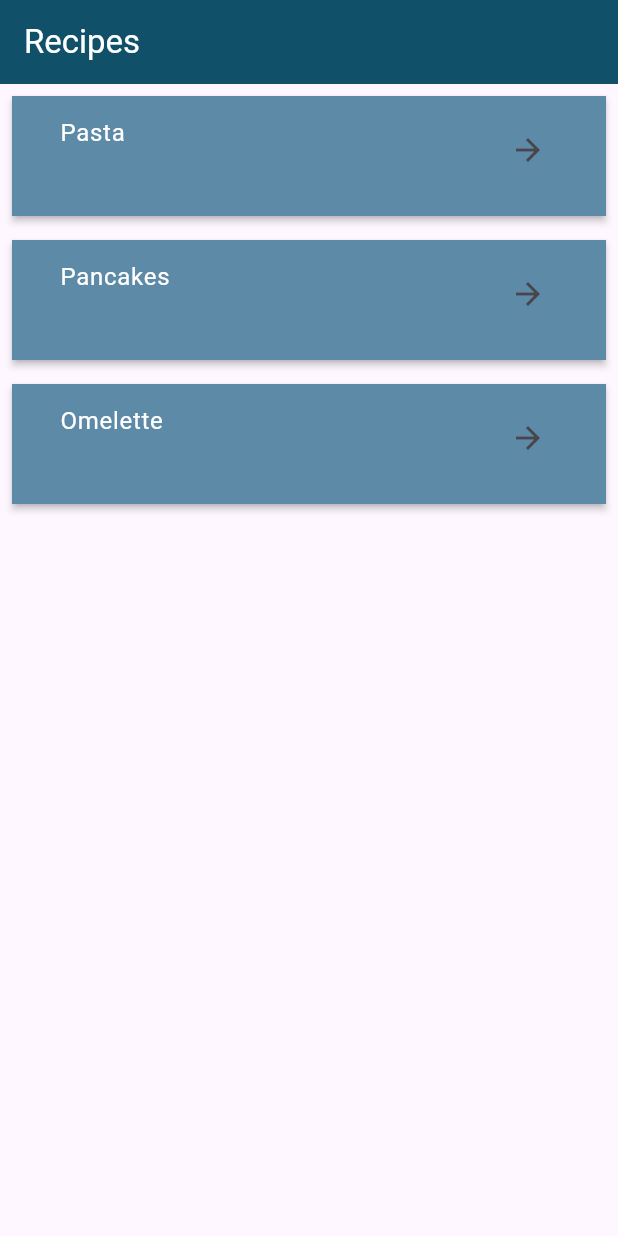
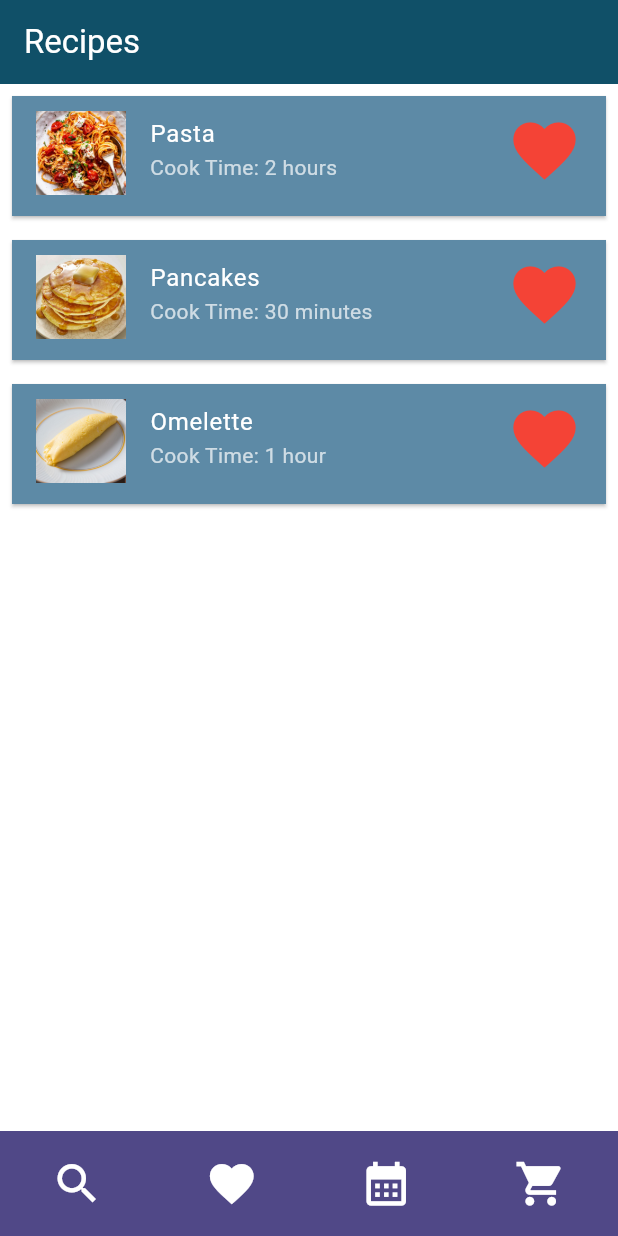
Before and after one commit to CelineSelke/group18_project1, a Flutter app: the screen it shows after launch, on a phone screen of 412 x 824 dp. Run offline on Flutter 3.47's test engine with Material 3 defaults, Android fonts, the light colour scheme and no system bars; our stand-ins replace sqflite; accounts and stored records are empty.

Commit message:
added footer/formatting

```diff
--- a/lib/main.dart
+++ b/lib/main.dart
@@ -2,7 +2,50 @@
 import 'database_helper.dart';
 
 void main() {
-  runApp(const MyApp());
+  runApp(
+    MaterialApp(
+      builder: (context, child) {
+        return Scaffold(
+          body: Stack(
+            children: [
+              Padding(
+                padding: const EdgeInsets.only(bottom: 60),
+                child: child!,
+              ),
+              const Positioned(
+                bottom: 0,
+                left: 0,
+                right: 0,
+                child: AppFooter(),
+              ),
+            ],
+          ),
+        );
+      },
+      home: MyApp(),
+    ),
+  );
+}
+
+class AppFooter extends StatelessWidget {
+  const AppFooter({super.key});
+
+  @override
+  Widget build(BuildContext context) {
+    return Container(
+      height: 70,
+      color: Color(0xFF504887),
+      child: const Row(
+        mainAxisAlignment: MainAxisAlignment.spaceAround,
+        children: [
+          Icon(Icons.search, color: Colors.white, size: 35),
+          Icon(Icons.favorite, color: Colors.white, size: 35),
+          Icon(Icons.calendar_month, color: Colors.white, size: 35),
+          Icon(Icons.shopping_cart, color: Colors.white, size: 35),
+        ],
+      ),
+    );
+  }
 }
 
 class MyApp extends StatelessWidget {
@@ -12,7 +55,7 @@
     return MaterialApp(
       title: 'Recipe Book',
       theme: ThemeData(
-        colorScheme: ColorScheme.fromSeed(seedColor: Colors.deepPurple),
+        colorScheme: ColorScheme.light(),
       ),
       home: const RecipeBook(title: 'Recipe Book'),
     );
@@ -46,12 +89,17 @@
 
 class _RecipeBookState extends State<RecipeBook> {
   final DatabaseHelper dbHelper = DatabaseHelper();
-  late Future<void> _initDbFuture; // Add this line
+  late Future<List<Map<String, dynamic>>> _recipesFuture;
 
   @override
   void initState() {
     super.initState();
-    _initDbFuture = dbHelper.init(); // Initialize database here
+    _recipesFuture = _initializeData(); // Initialize database here
+  }
+
+  Future<List<Map<String, dynamic>>> _initializeData() async {
+    await dbHelper.init();
+    return dbHelper.queryAllRecipes();
   }
 
 
@@ -63,46 +111,90 @@
         title: Text("Recipes", style: TextStyle(color:Colors.white)),
       ),
       body: FutureBuilder<List<Map<String, dynamic>>>(
-        future: _initDbFuture.then((_) => dbHelper.queryAllRecipes()),
+        future: _recipesFuture,
         builder: (context, snapshot) {
           if (snapshot.connectionState == ConnectionState.waiting) {
-            return Center(child: CircularProgressIndicator());
-          } else if (snapshot.hasError) {
+            return const Center(child: CircularProgressIndicator());
+          }
+          if (snapshot.hasError) {
             return Center(child: Text('Error: ${snapshot.error}'));
-          } else if (!snapshot.hasData || snapshot.data!.isEmpty) {
-            return Center(child: Text('No recipes found'));
+          }
+          final recipes = snapshot.data ?? [];
+          if (recipes.isEmpty) {
+            return const Center(child: Text('No recipes found'));
+          }
+          return _RecipeListView(recipes: recipes);
+        },
+      ),
+    );
+  }
 }
 
+class _RecipeListView extends StatelessWidget {
+  final List<Map<String, dynamic>> recipes;
+  const _RecipeListView({required this.recipes});
+
+  @override
+  Widget build(BuildContext context) {
     return ListView.builder(
-            itemCount: snapshot.data!.length,
+      itemCount: recipes.length,
       itemBuilder: (context, index) {
-              final recipe = snapshot.data![index];
+        final recipe = recipes[index];
+        return _RecipeCard(recipe: recipe);
+      },
+    );
+  }
+}
+
+class _RecipeCard extends StatelessWidget {
+  final Map<String, dynamic> recipe;
+  const _RecipeCard({required this.recipe});
+
+  @override
+  Widget build(BuildContext context) {
     return Card(
-                color: Color(0xFF5d8aa6),
-                elevation: 2,
+      color: const Color(0xFF5d8aa6),
+      margin: const EdgeInsets.all(8),
       shape: RoundedRectangleBorder(
         borderRadius: BorderRadius.circular(0),
       ),
-                margin: EdgeInsets.all(8),
-                child: Container(
+      child: SizedBox(
         height: 80,
-                padding: const EdgeInsets.symmetric(horizontal: 16),
         child: ListTile(
+          contentPadding: const EdgeInsets.symmetric(horizontal: 16),
+          leading: Transform.translate(
+            offset: const Offset(0, 2),
+            child: _buildImage(),
+          ),
           title: Text(
             recipe[DatabaseHelper.columnTitle],
-                      style: TextStyle(color: Colors.white)
+            style: const TextStyle(color: Colors.white),
+            maxLines: 1,
+            overflow: TextOverflow.ellipsis,
           ),
-                    subtitle: Text(""),
-                    trailing: Icon(Icons.arrow_forward),
+          subtitle: Text(
+            "Cook Time: ${recipe[DatabaseHelper.columnCookTime]}",
+            style: const TextStyle(color: Colors.white70),
+          ),
+          trailing: const Icon(Icons.favorite, color: Colors.red, size: 50),
           onTap: () {
             // Navigate to recipe detail page
           },
         ),
       ),
     );
-            },
-          );
-        },
+  }
+
+  Widget _buildImage() {
+    return Container(
+      width: 60,
+      height: 60,
+      decoration: BoxDecoration(
+        color: Colors.white,
+        image: DecorationImage(
+          image: AssetImage('assets/images/${recipe[DatabaseHelper.columnImageURL]}'),
+          fit: BoxFit.cover,
+        ),
       ),
     );
   }
--- a/pubspec.yaml
+++ b/pubspec.yaml
@@ -63,7 +63,7 @@ flutter:
   # To add assets to your application, add an assets section, like this:
   assets:
     - assets/recipes.json
-  #   - images/a_dot_ham.jpeg
+    - assets/images/
 
   # An image asset can refer to one or more resolution-specific "variants", see
   # https://flutter.dev/to/resolution-aware-images
```
Also changed, not shown: assets/recipes.json (+15 -3 lines), lib/database_helper.dart (+22 -3 lines), assets/images/omelette.jpg (added), assets/images/pancakes.jpg (added), assets/images/pasta.jpg (added). Lines whose indentation alone changed are shown as unchanged.
